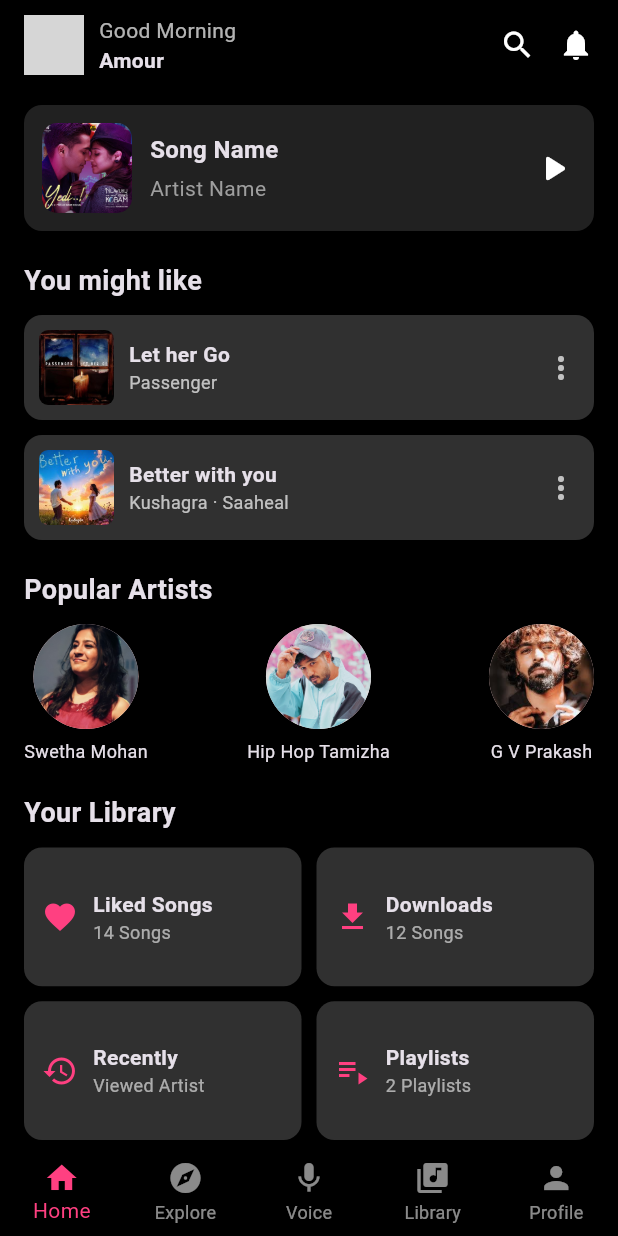
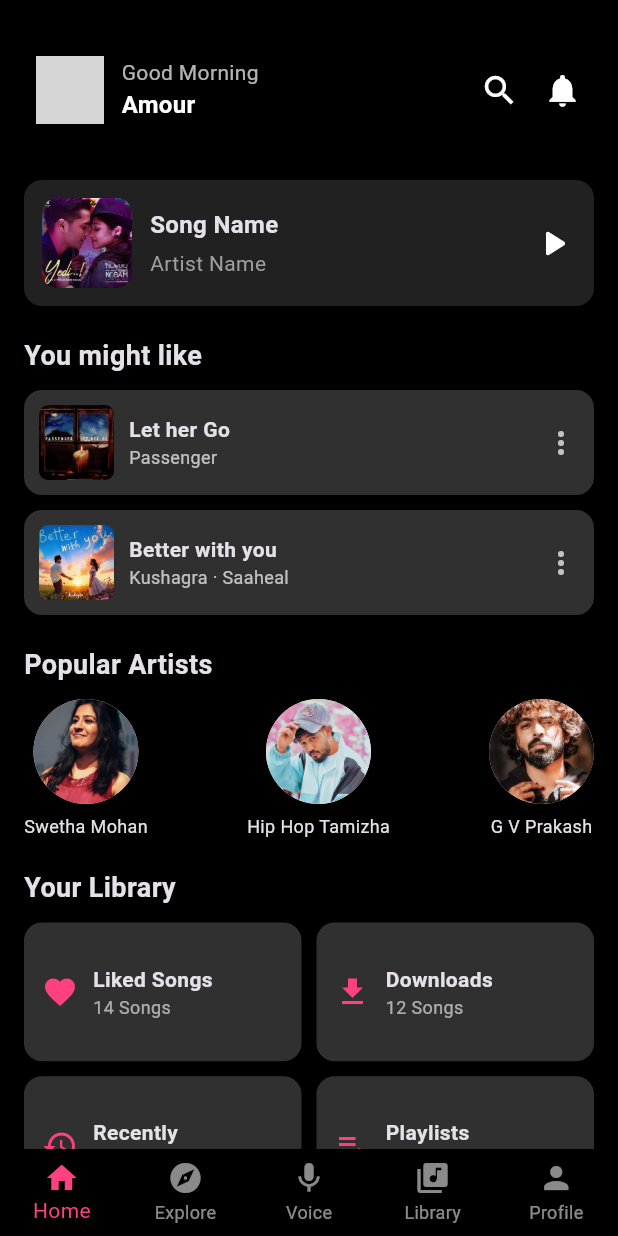
Before and after one commit to JagadishAtelier/soul-square, a Flutter app: the screen it shows after launch, on a phone screen of 412 x 824 dp. Run offline on Flutter 3.47's test engine with Material 3 defaults, Android fonts, the phone set to English and light mode, and no system bars; grey boxes are pictures that could not be loaded.

Commit message:
updated home search artist details page

```diff
--- a/lib/components/top_bar.dart
+++ b/lib/components/top_bar.dart
@@ -1,29 +1,67 @@
 import 'package:flutter/material.dart';
+import '../screens/search_screen.dart';
 
 class TopBar extends StatelessWidget {
   const TopBar({super.key});
 
   @override
   Widget build(BuildContext context) {
-    return Row(
+    return Container(
+      height: 80,
+      padding: const EdgeInsets.symmetric(horizontal: 8.0, vertical: 12.0),
+      margin: const EdgeInsets.only(top: 10),
+      child: Row(
+        crossAxisAlignment: CrossAxisAlignment.center,
         children: [
-        const CircleAvatar(
-          backgroundImage: AssetImage('assets/profile.avif'), // replace with your image
-          radius: 20,
+          // ✅ Custom styled profile image
+          Container(
+            width: 45,
+            height: 45,
+            decoration: BoxDecoration(
+              shape: BoxShape.circle,
+              border: Border.all(color: Colors.white70, width: 2),
+              boxShadow: [
+                BoxShadow(
+                  color: Colors.black26,
+                  blurRadius: 6,
+                  offset: Offset(0, 2),
                 ),
-        const SizedBox(width: 10),
+              ],
+              image: const DecorationImage(
+                image: AssetImage('assets/profile.avif'),
+                fit: BoxFit.cover,
+              ),
+            ),
+          ),
+          const SizedBox(width: 12),
           const Column(
             crossAxisAlignment: CrossAxisAlignment.start,
+            mainAxisAlignment: MainAxisAlignment.center,
             children: [
-            Text("Good Morning", style: TextStyle(color: Colors.white70)),
-            Text("Amour", style: TextStyle(fontWeight: FontWeight.bold)),
+              Text(
+                "Good Morning",
+                style: TextStyle(color: Colors.white70, fontSize: 14),
+              ),
+              Text(
+                "Amour",
+                style: TextStyle(fontWeight: FontWeight.bold, fontSize: 16, color: Colors.white),
+              ),
             ],
           ),
           const Spacer(),
-        const Icon(Icons.search, color: Colors.white),
-        const SizedBox(width: 15),
-        const Icon(Icons.notifications, color: Colors.white),
+          GestureDetector(
+            onTap: () {
+              Navigator.push(
+                context,
+                MaterialPageRoute(builder: (context) => const SearchScreen()),
+              );
+            },
+            child: const Icon(Icons.search, color: Colors.white, size: 26),
+          ),
+          const SizedBox(width: 16),
+          const Icon(Icons.notifications, color: Colors.white, size: 26),
         ],
+      ),
     );
   }
 }
--- a/lib/home_screen.dart
+++ b/lib/home_screen.dart
@@ -21,7 +21,7 @@ class HomeScreen extends StatelessWidget {
             children: [
               const TopBar(),
               const SizedBox(height: 20),
-  NowPlayingCard(), // ✅ no const here
+              NowPlayingCard(),
               const SizedBox(height: 20),
               RecommendationList(),
               const SizedBox(height: 20),
@@ -29,7 +29,6 @@ class HomeScreen extends StatelessWidget {
               const SizedBox(height: 20),
               LibraryGrid(),
             ],
-
           ),
         ),
       ),
```
Also changed, not shown: lib/components/popular_artists.dart (added, +56 -0 lines), lib/components/song_list.dart (added, +41 -0 lines), lib/screens/artist_detail_screen.dart (added, +120 -0 lines), lib/screens/search_screen.dart (added, +55 -0 lines). Lines whose indentation alone changed are shown as unchanged.
